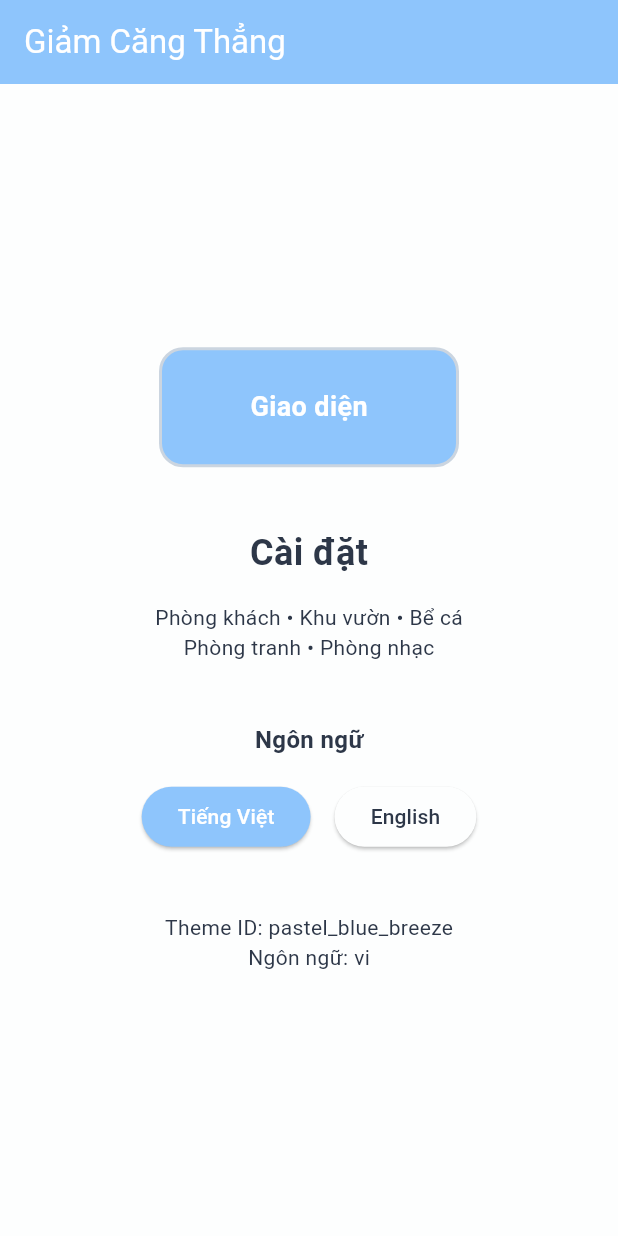
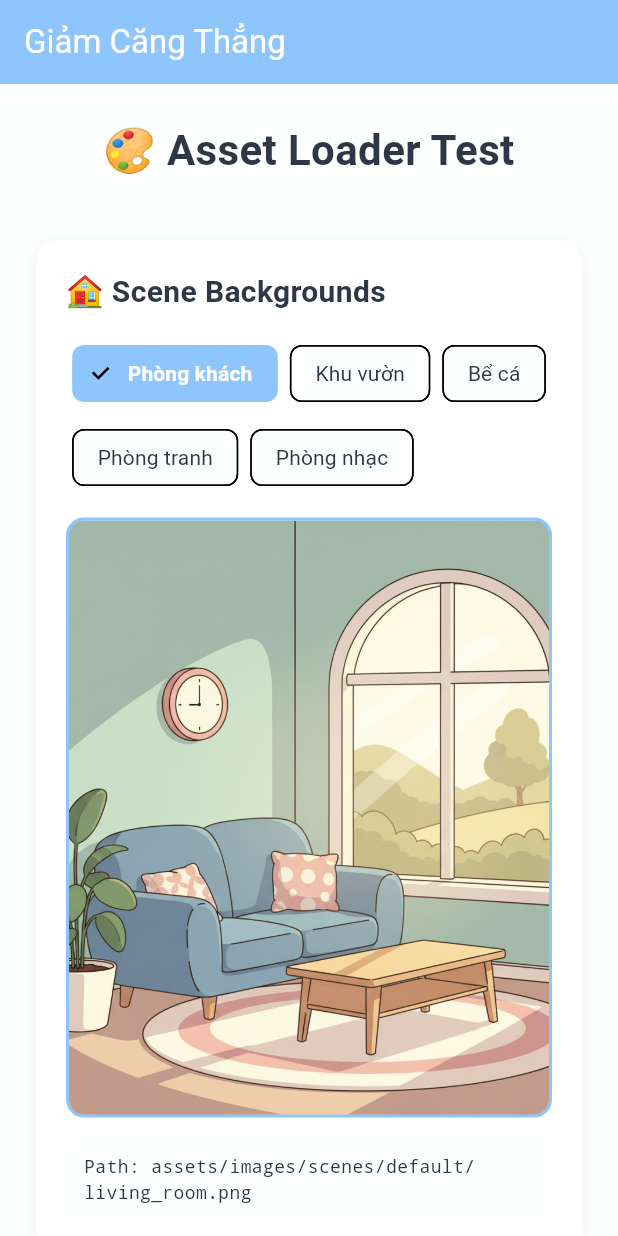
Before and after one commit to fralcy/stress_relief_app, a Flutter app: the screen it shows after launch, on a phone screen of 412 x 824 dp. Run offline on Flutter 3.47's test engine with Material 3 defaults, Android fonts, the light colour scheme and no system bars; our stand-ins replace shared_preferences.

Commit message:
feat: Add asset management system for scenes and mascot
- Add app_assets.dart: Define 5 scene types, 6 mascot expressions, SceneSet enum
- Add asset_loader.dart: Type-safe loading with getSceneAsset() and getMascotAsset()
- Update main.dart: Add AssetTestScreen with interactive scene/mascot selector
- Update pubspec.yaml: Register assets folders

```diff
--- /dev/null
+++ b/lib/core/constants/app_assets.dart
@@ -0,0 +1,74 @@
+/// Quản lý paths của tất cả assets trong app
+class AppAssets {
+  // ==================== SCENES (5 phòng) ====================
+
+  // Scene Set: Default
+  static const String defaultLivingRoom = 'assets/images/scenes/default/living_room.png';
+  static const String defaultGarden = 'assets/images/scenes/default/garden.png';
+  static const String defaultAquarium = 'assets/images/scenes/default/aquarium.png';
+  static const String defaultPaintingRoom = 'assets/images/scenes/default/painting_room.png';
+  static const String defaultMusicRoom = 'assets/images/scenes/default/music_room.png';
+
+
+  // ==================== MASCOT EXPRESSIONS ====================
+
+  static const String mascotIdle = 'assets/images/mascot/idle.png';
+  static const String mascotHappy = 'assets/images/mascot/happy.png';
+  static const String mascotCalm = 'assets/images/mascot/calm.png';
+  static const String mascotSad = 'assets/images/mascot/sad.png';
+  static const String mascotSleepy = 'assets/images/mascot/sleepy.png';
+  static const String mascotSurprised = 'assets/images/mascot/surprised.png';
+
+
+  // ==================== HELPER MAPS ====================
+
+  /// Map (SceneSet, SceneType) → asset path
+  /// Nested map: SceneSet → (SceneType → path)
+  static const Map<SceneSet, Map<SceneType, String>> sceneAssets = {
+    SceneSet.defaultSet: {
+      SceneType.livingRoom: defaultLivingRoom,
+      SceneType.garden: defaultGarden,
+      SceneType.aquarium: defaultAquarium,
+      SceneType.paintingRoom: defaultPaintingRoom,
+      SceneType.musicRoom: defaultMusicRoom,
+    },
+    // Có thể thêm sets khác ở đây sau
+  };
+
+  /// Map expression → asset path
+  static const Map<MascotExpression, String> mascotAssets = {
+    MascotExpression.idle: mascotIdle,
+    MascotExpression.happy: mascotHappy,
+    MascotExpression.calm: mascotCalm,
+    MascotExpression.sad: mascotSad,
+    MascotExpression.sleepy: mascotSleepy,
+    MascotExpression.surprised: mascotSurprised,
+  };
+}
+
+// ==================== ENUMS ====================
+
+/// 5 loại phòng trong app
+enum SceneType {
+  livingRoom,
+  garden,
+  aquarium,
+  paintingRoom,
+  musicRoom,
+}
+
+/// Các bộ cảnh có thể unlock
+enum SceneSet {
+  defaultSet,  // Bộ mặc định ban đầu
+  // Có thể thêm: modernSet, vintageSet, etc.
+}
+
+/// Các biểu cảm của linh vật mèo
+enum MascotExpression {
+  idle,      // Trạng thái nghỉ
+  happy,     // Vui vẻ
+  calm,      // Bình tĩnh, thư giãn
+  sad,       // Buồn
+  sleepy,    // Buồn ngủ
+  surprised, // Ngạc nhiên
+}
--- /dev/null
+++ b/lib/core/utils/asset_loader.dart
@@ -0,0 +1,88 @@
+import 'package:flutter/material.dart';
+import '../constants/app_assets.dart';
+
+/// Utility class để load assets một cách type-safe
+class AssetLoader {
+
+  // ==================== SCENE LOADING ====================
+
+  /// Lấy asset path của scene theo bộ cảnh và loại phòng
+  ///
+  /// [sceneSet]: Bộ cảnh (default, modern, vintage, ...)
+  /// [sceneType]: Loại phòng (living room, garden, ...)
+  ///
+  /// Returns: Path của scene asset
+  static String getSceneAsset(SceneSet sceneSet, SceneType sceneType) {
+    final setScenes = AppAssets.sceneAssets[sceneSet];
+
+    if (setScenes == null) {
+      throw Exception('Scene set not found: $sceneSet');
+    }
+
+    final assetPath = setScenes[sceneType];
+
+    if (assetPath == null) {
+      throw Exception('Scene type not found in set $sceneSet: $sceneType');
+    }
+
+    return assetPath;
+  }
+
+  /// Lấy scene từ default set
+  static String getDefaultSceneAsset(SceneType sceneType) {
+    return getSceneAsset(SceneSet.defaultSet, sceneType);
+  }
+
+
+  // ==================== MASCOT LOADING ====================
+
+  /// Lấy asset path của mascot theo expression
+  static String getMascotAsset(MascotExpression expression) {
+    final assetPath = AppAssets.mascotAssets[expression];
+
+    if (assetPath == null) {
+      throw Exception('No asset found for mascot expression: $expression');
+    }
+
+    return assetPath;
+  }
+
+  /// Lấy default mascot expression (idle)
+  static String getDefaultMascotAsset() {
+    return getMascotAsset(MascotExpression.idle);
+  }
+
+
+  // ==================== PRELOADING (Optional) ====================
+
+  /// Preload scenes của một bộ cảnh vào cache
+  /// Gọi trong initState để tránh lag khi đổi scene
+  static Future<void> preloadSceneSet(BuildContext context, SceneSet sceneSet) async {
+    final setScenes = AppAssets.sceneAssets[sceneSet];
+    if (setScenes == null) return;
+
+    for (final assetPath in setScenes.values) {
+      await precacheImage(AssetImage(assetPath), context);
+    }
+  }
+
+  /// Preload default scene set
+  static Future<void> preloadDefaultScenes(BuildContext context) async {
+    await preloadSceneSet(context, SceneSet.defaultSet);
+  }
+
+  /// Preload tất cả mascot assets vào cache
+  static Future<void> preloadMascots(BuildContext context) async {
+    for (final assetPath in AppAssets.mascotAssets.values) {
+      await precacheImage(AssetImage(assetPath), context);
+    }
+  }
+
+  /// Preload TẤT CẢ assets
+  static Future<void> preloadAll(BuildContext context) async {
+    await Future.wait([
+      preloadDefaultScenes(context),
+      preloadMascots(context),
+    ]);
+  }
+}
--- a/lib/main.dart
+++ b/lib/main.dart
@@ -1,8 +1,10 @@
 import 'package:flutter/material.dart';
 import 'package:flutter_localizations/flutter_localizations.dart';
 import 'core/constants/app_colors.dart';
+import 'core/constants/app_assets.dart';
 import 'core/utils/theme_storage.dart';
 import 'core/utils/locale_storage.dart';
+import 'core/utils/asset_loader.dart';
 import 'core/l10n/app_localizations.dart';
 import 'core/l10n/app_localizations_delegate.dart';
 
@@ -66,49 +68,46 @@ class _MyAppState extends State<MyApp> {
         GlobalWidgetsLocalizations.delegate,
         GlobalCupertinoLocalizations.delegate,
       ],
-      home: LocalizationTestScreen(onLocaleChange: _changeLocale),
+      home: AssetTestScreen(onLocaleChange: _changeLocale),
     );
   }
 }
 
-/// Test screen để xem localization hoạt động
-class LocalizationTestScreen extends StatefulWidget {
+/// Test screen cho Asset Loading
+class AssetTestScreen extends StatefulWidget {
   final Function(Locale) onLocaleChange;
 
-  const LocalizationTestScreen({
+  const AssetTestScreen({
     super.key,
     required this.onLocaleChange,
   });
 
   @override
-  State<LocalizationTestScreen> createState() => _LocalizationTestScreenState();
+  State<AssetTestScreen> createState() => _AssetTestScreenState();
 }
 
-class _LocalizationTestScreenState extends State<LocalizationTestScreen> {
-  String _currentTheme = '';
-  Locale _currentLocale = const Locale('vi', 'VN');
+class _AssetTestScreenState extends State<AssetTestScreen> {
+  SceneType _currentScene = SceneType.livingRoom;
+  SceneSet _currentSet = SceneSet.defaultSet;
+  MascotExpression _currentExpression = MascotExpression.idle;
+
+  bool _isPreloading = false;
+  bool _hasPreloaded = false; // Track để không preload nhiều lần
 
   @override
-  void initState() {
-    super.initState();
-    _loadSettings();
+  void didChangeDependencies() {
+    super.didChangeDependencies();
+    // Chỉ preload 1 lần
+    if (!_hasPreloaded) {
+      _preloadAssets();
+      _hasPreloaded = true;
+    }
   }
 
-  Future<void> _loadSettings() async {
-    final themeId = await ThemeStorage.getThemeId();
-    final locale = await LocaleStorage.getLocale();
-    setState(() {
-      _currentTheme = themeId;
-      _currentLocale = locale;
-    });
-  }
-
-  Future<void> _changeLanguage(Locale locale) async {
-    await LocaleStorage.saveLocale(locale);
-    setState(() {
-      _currentLocale = locale;
-    });
-    widget.onLocaleChange(locale);
+  Future<void> _preloadAssets() async {
+    setState(() => _isPreloading = true);
+    await AssetLoader.preloadAll(context);
+    setState(() => _isPreloading = false);
   }
 
   @override
@@ -121,127 +120,288 @@ class _LocalizationTestScreenState extends State<LocalizationTestScreen> {
         backgroundColor: AppColors.primary,
         foregroundColor: Colors.white,
       ),
-      body: Center(
-        child: Padding(
-          padding: const EdgeInsets.all(24.0),
-          child: Column(
-            mainAxisAlignment: MainAxisAlignment.center,
-            children: [
-              // Test theme color box
-              Container(
-                width: 200,
-                height: 80,
-                decoration: BoxDecoration(
-                  color: AppColors.primary,
-                  borderRadius: BorderRadius.circular(16),
-                  border: Border.all(color: AppColors.border, width: 2),
-                ),
-                child: Center(
-                  child: Text(
-                    l10n.theme,
-                    style: const TextStyle(
-                      color: Colors.white,
-                      fontSize: 18,
-                      fontWeight: FontWeight.bold,
-                    ),
-                  ),
+      body: SingleChildScrollView(
+        padding: const EdgeInsets.all(24),
+        child: Column(
+          crossAxisAlignment: CrossAxisAlignment.stretch,
+          children: [
+            // Header
+            Text(
+              '🎨 Asset Loader Test',
+              style: const TextStyle(
+                fontSize: 28,
+                fontWeight: FontWeight.bold,
+                color: AppColors.text,
+              ),
+              textAlign: TextAlign.center,
+            ),
+
+            const SizedBox(height: 8),
+
+            if (_isPreloading)
+              const Center(
+                child: Padding(
+                  padding: EdgeInsets.all(16),
+                  child: CircularProgressIndicator(),
                 ),
               ),
 
-              const SizedBox(height: 40),
+            const SizedBox(height: 32),
 
-              // Test localization strings
-              Text(
-                l10n.settings,
-                style: const TextStyle(
-                  fontSize: 24,
-                  fontWeight: FontWeight.bold,
-                  color: AppColors.text,
-                ),
-              ),
+            // Scene Test
+            _buildSectionCard(
+              title: '🏠 Scene Backgrounds',
+              child: Column(
+                children: [
+                  // Scene type selector
+                  Wrap(
+                    spacing: 8,
+                    runSpacing: 8,
+                    children: SceneType.values.map((type) {
+                      final isSelected = _currentScene == type;
+                      return ChoiceChip(
+                        label: Text(_getSceneName(type, l10n)),
+                        selected: isSelected,
+                        onSelected: (_) {
+                          setState(() => _currentScene = type);
+                        },
+                        selectedColor: AppColors.primary,
+                        labelStyle: TextStyle(
+                          color: isSelected ? Colors.white : AppColors.text,
+                          fontWeight: isSelected ? FontWeight.bold : FontWeight.normal,
+                        ),
+                      );
+                    }).toList(),
+                  ),
 
-              const SizedBox(height: 16),
+                  const SizedBox(height: 16),
 
-              // Show room names
-              Text(
-                '${l10n.livingRoom} • ${l10n.garden} • ${l10n.aquarium}',
-                style: const TextStyle(
-                  fontSize: 14,
-                  color: AppColors.text,
-                ),
-              ),
-              Text(
-                '${l10n.paintingRoom} • ${l10n.musicRoom}',
-                style: const TextStyle(
-                  fontSize: 14,
-                  color: AppColors.text,
-                ),
-              ),
+                  // Scene preview
+                  Container(
+                    width: 400,
+                    height: 400,
+                    decoration: BoxDecoration(
+                      color: AppColors.border,
+                      borderRadius: BorderRadius.circular(12),
+                      border: Border.all(color: AppColors.primary, width: 2),
+                    ),
+                    child: ClipRRect(
+                      borderRadius: BorderRadius.circular(10),
+                      child: Image.asset(
+                        AssetLoader.getSceneAsset(_currentSet, _currentScene),
+                        fit: BoxFit.cover,
+                        errorBuilder: (context, error, stackTrace) {
+                          return Center(
+                            child: Column(
+                              mainAxisAlignment: MainAxisAlignment.center,
+                              children: [
+                                const Icon(Icons.image_not_supported, size: 48, color: Colors.grey),
+                                const SizedBox(height: 8),
+                                Text(
+                                  'Placeholder: ${_getSceneName(_currentScene, l10n)}',
+                                  style: const TextStyle(color: Colors.grey),
+                                ),
+                              ],
+                            ),
+                          );
+                        },
+                      ),
+                    ),
+                  ),
 
-              const SizedBox(height: 40),
+                  const SizedBox(height: 12),
 
-              // Language switcher
-              Text(
-                l10n.language,
-                style: const TextStyle(
-                  fontSize: 16,
-                  fontWeight: FontWeight.w600,
-                  color: AppColors.text,
-                ),
-              ),
-              const SizedBox(height: 16),
-              Row(
-                mainAxisAlignment: MainAxisAlignment.center,
-                children: [
-                  ElevatedButton(
-                    onPressed: () => _changeLanguage(const Locale('vi', 'VN')),
-                    style: ElevatedButton.styleFrom(
-                      backgroundColor: _currentLocale.languageCode == 'vi'
-                          ? AppColors.primary
-                          : AppColors.background,
-                      foregroundColor: _currentLocale.languageCode == 'vi'
-                          ? Colors.white
-                          : AppColors.text,
+                  // Path info
+                  Container(
+                    padding: const EdgeInsets.all(12),
+                    decoration: BoxDecoration(
+                      color: AppColors.background,
+                      borderRadius: BorderRadius.circular(8),
                     ),
-                    child: const Text('Tiếng Việt'),
-                  ),
-                  const SizedBox(width: 16),
-                  ElevatedButton(
-                    onPressed: () => _changeLanguage(const Locale('en', 'US')),
-                    style: ElevatedButton.styleFrom(
-                      backgroundColor: _currentLocale.languageCode == 'en'
-                          ? AppColors.primary
-                          : AppColors.background,
-                      foregroundColor: _currentLocale.languageCode == 'en'
-                          ? Colors.white
-                          : AppColors.text,
+                    child: Text(
+                      'Path: ${AssetLoader.getSceneAsset(_currentSet, _currentScene)}',
+                      style: const TextStyle(
+                        fontSize: 12,
+                        fontFamily: 'monospace',
+                        color: AppColors.text,
+                      ),
                     ),
-                    child: const Text('English'),
                   ),
                 ],
               ),
+            ),
 
-              const SizedBox(height: 40),
+            const SizedBox(height: 24),
 
-              // Info
-              Text(
-                'Theme ID: $_currentTheme',
-                style: const TextStyle(
-                  fontSize: 14,
-                  color: AppColors.text,
-                ),
+            // Mascot Test
+            _buildSectionCard(
+              title: '🐱 Mascot Expressions',
+              child: Column(
+                children: [
+                  // Expression selector
+                  Wrap(
+                    spacing: 8,
+                    runSpacing: 8,
+                    children: MascotExpression.values.map((expr) {
+                      final isSelected = _currentExpression == expr;
+                      return ChoiceChip(
+                        label: Text(_getExpressionName(expr)),
+                        selected: isSelected,
+                        onSelected: (_) {
+                          setState(() => _currentExpression = expr);
+                        },
+                        selectedColor: AppColors.secondary,
+                        labelStyle: TextStyle(
+                          color: isSelected ? Colors.white : AppColors.text,
+                          fontWeight: isSelected ? FontWeight.bold : FontWeight.normal,
+                        ),
+                      );
+                    }).toList(),
+                  ),
+
+                  const SizedBox(height: 16),
+
+                  // Mascot preview
+                  Container(
+                    width: 200,
+                    height: 200,
+                    decoration: BoxDecoration(
+                      color: AppColors.border,
+                      borderRadius: BorderRadius.circular(12),
+                      border: Border.all(color: AppColors.secondary, width: 2),
+                    ),
+                    child: ClipRRect(
+                      borderRadius: BorderRadius.circular(10),
+                      child: Image.asset(
+                        AssetLoader.getMascotAsset(_currentExpression),
+                        fit: BoxFit.contain,
+                        errorBuilder: (context, error, stackTrace) {
+                          return Center(
+                            child: Column(
+                              mainAxisAlignment: MainAxisAlignment.center,
+                              children: [
+                                Text(
+                                  _getExpressionEmoji(_currentExpression),
+                                  style: const TextStyle(fontSize: 80),
+                                ),
+                                const SizedBox(height: 8),
+                                Text(
+                                  _getExpressionName(_currentExpression),
+                                  style: const TextStyle(color: Colors.grey),
+                                ),
+                              ],
+                            ),
+                          );
+                        },
+                      ),
+                    ),
+                  ),
+
+                  const SizedBox(height: 12),
+
+                  // Path info
+                  Container(
+                    padding: const EdgeInsets.all(12),
+                    decoration: BoxDecoration(
+                      color: AppColors.background,
+                      borderRadius: BorderRadius.circular(8),
+                    ),
+                    child: Text(
+                      'Path: ${AssetLoader.getMascotAsset(_currentExpression)}',
+                      style: const TextStyle(
+                        fontSize: 12,
+                        fontFamily: 'monospace',
+                        color: AppColors.text,
+                      ),
+                    ),
+                  ),
+                ],
               ),
-              Text(
-                '${l10n.language}: ${_currentLocale.languageCode}',
-                style: const TextStyle(
-                  fontSize: 14,
-                  color: AppColors.text,
-                ),
-              ),
-            ],
-          ),
+            ),
+          ],
         ),
       ),
     );
   }
+
+  Widget _buildSectionCard({required String title, required Widget child}) {
+    return Container(
+      padding: const EdgeInsets.all(20),
+      decoration: BoxDecoration(
+        color: Colors.white,
+        borderRadius: BorderRadius.circular(16),
+        boxShadow: [
+          BoxShadow(
+            color: Colors.black.withOpacity(0.05),
+            blurRadius: 10,
+            offset: const Offset(0, 2),
+          ),
+        ],
+      ),
+      child: Column(
+        crossAxisAlignment: CrossAxisAlignment.start,
+        children: [
+          Text(
+            title,
+            style: const TextStyle(
+              fontSize: 20,
+              fontWeight: FontWeight.bold,
+              color: AppColors.text,
+            ),
+          ),
+          const SizedBox(height: 16),
+          child,
+        ],
+      ),
+    );
+  }
+
+  String _getSceneName(SceneType type, AppLocalizations l10n) {
+    switch (type) {
+      case SceneType.livingRoom:
+        return l10n.livingRoom;
+      case SceneType.garden:
+        return l10n.garden;
+      case SceneType.aquarium:
+        return l10n.aquarium;
+      case SceneType.paintingRoom:
+        return l10n.paintingRoom;
+      case SceneType.musicRoom:
+        return l10n.musicRoom;
+    }
+  }
+
+  String _getExpressionName(MascotExpression expr) {
+    switch (expr) {
+      case MascotExpression.idle:
+        return 'Nghỉ';
+      case MascotExpression.happy:
+        return 'Vui';
+      case MascotExpression.calm:
+        return 'Thư giãn';
+      case MascotExpression.sad:
+        return 'Buồn';
+      case MascotExpression.sleepy:
+        return 'Buồn ngủ';
+      case MascotExpression.surprised:
+        return 'Ngạc nhiên';
+    }
+  }
+
+  String _getExpressionEmoji(MascotExpression expr) {
+    switch (expr) {
+      case MascotExpression.idle:
+        return '😐';
+      case MascotExpression.happy:
+        return '😊';
+      case MascotExpression.calm:
+        return '😌';
+      case MascotExpression.sad:
+        return '😢';
+      case MascotExpression.sleepy:
+        return '😴';
+      case MascotExpression.surprised:
+        return '😲';
+    }
+  }
 }
--- a/pubspec.yaml
+++ b/pubspec.yaml
@@ -68,6 +68,9 @@ flutter:
   # assets:
   #   - images/a_dot_burr.jpeg
   #   - images/a_dot_ham.jpeg
+  assets:
+    - assets/images/scenes/default/
+    - assets/images/mascot/
 
   # An image asset can refer to one or more resolution-specific "variants", see
   # https://flutter.dev/to/resolution-aware-images
```
Also changed, not shown: assets/images/mascot/calm.png (added), assets/images/mascot/happy.png (added), assets/images/mascot/idle.png (added), assets/images/mascot/sad.png (added), assets/images/mascot/sleepy.png (added), assets/images/mascot/surprised.png (added), assets/images/scenes/default/aquarium.png (added), assets/images/scenes/default/garden.png (added), assets/images/scenes/default/living_room.png (added), assets/images/scenes/default/music_room.png (added), assets/images/scenes/default/painting_room.png (added).
